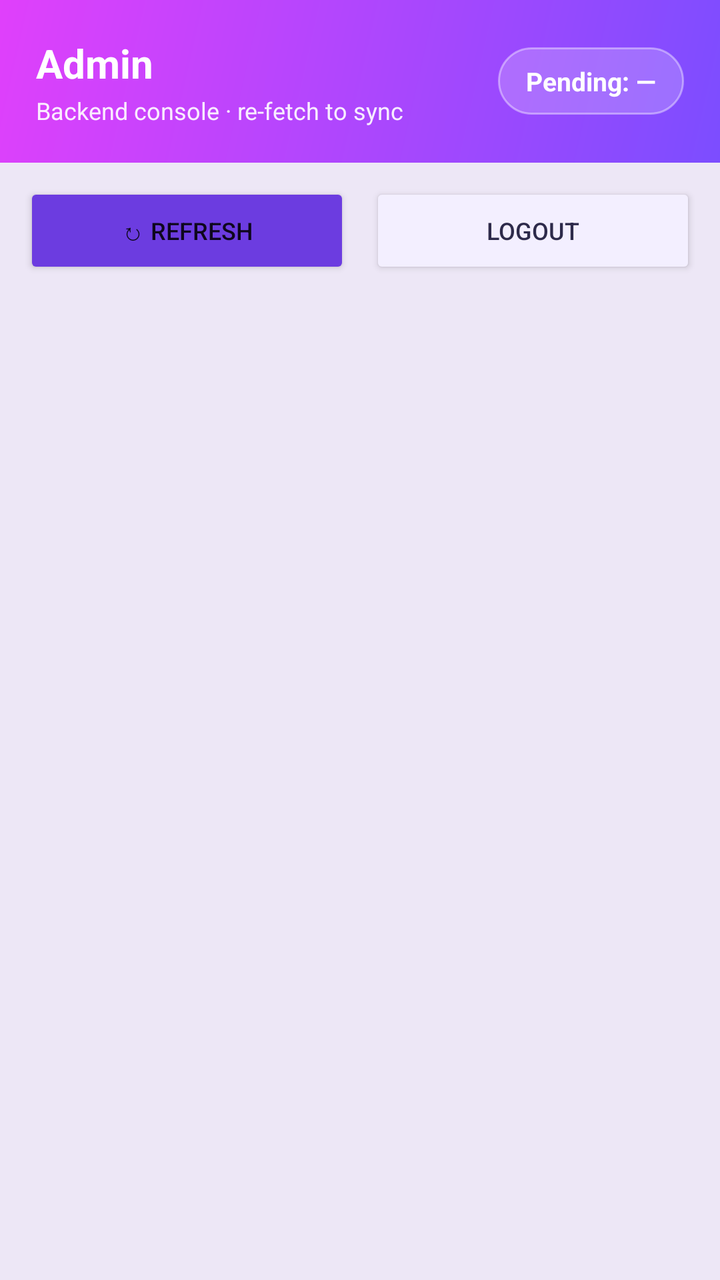
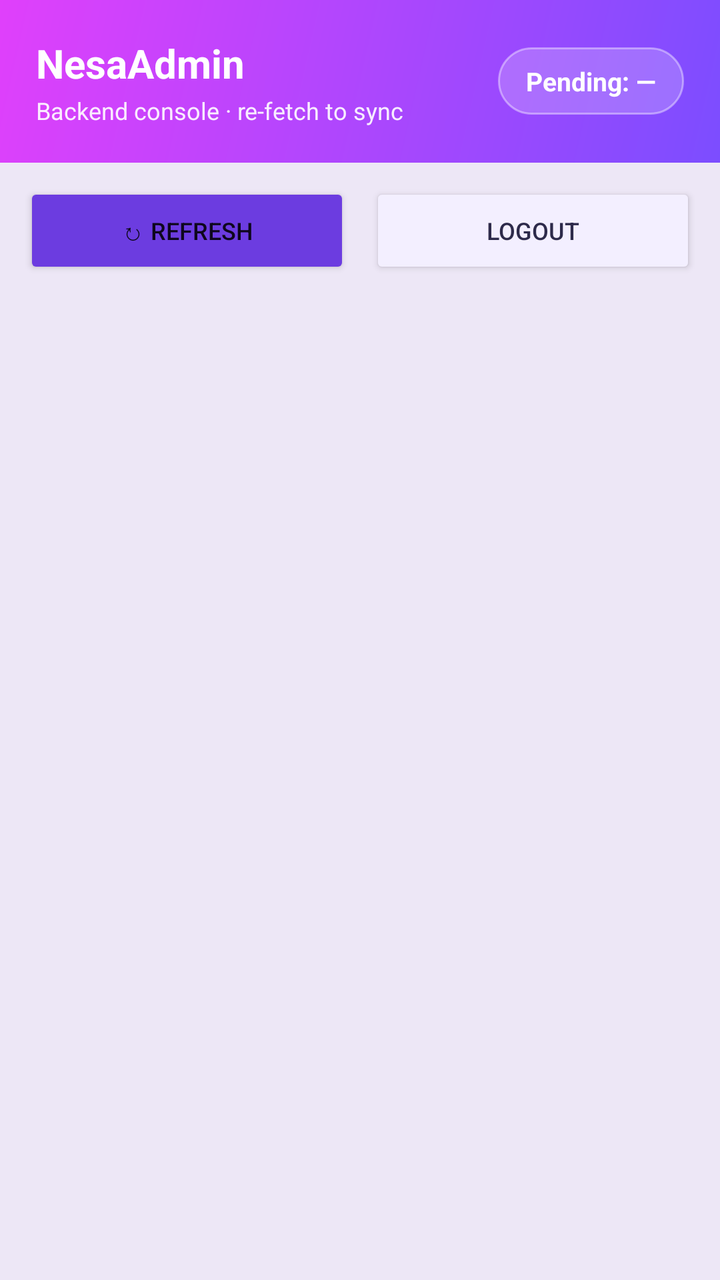

Compare the two renders of this Android layout. The source of the first and the diff that turns it into the second are given below.
<!-- AndroidManifest.xml: application theme Theme.OTPFetch -->
<!-- res/layout/activity_admin_main.xml -->
<?xml version="1.0" encoding="utf-8"?>
<LinearLayout xmlns:android="http://schemas.android.com/apk/res/android"
    android:layout_width="match_parent"
    android:layout_height="match_parent"
    android:background="@color/screen_bg"
    android:orientation="vertical">

    
    <LinearLayout
        android:layout_width="match_parent"
        android:layout_height="wrap_content"
        android:background="@drawable/bg_header_gradient"
        android:gravity="center_vertical"
        android:orientation="horizontal"
        android:padding="18dp">

        <LinearLayout
            android:layout_width="0dp"
            android:layout_height="wrap_content"
            android:layout_weight="1"
            android:orientation="vertical">

            <TextView
                android:id="@+id/headerView"
                android:layout_width="wrap_content"
                android:layout_height="wrap_content"
                android:text="Admin"
                android:textColor="#FFFFFF"
                android:textSize="20sp"
                android:textStyle="bold" />

            <TextView
                android:layout_width="wrap_content"
                android:layout_height="wrap_content"
                android:layout_marginTop="2dp"
                android:text="Backend console · re-fetch to sync"
                android:textColor="#E6FFFFFF"
                android:textSize="12sp" />
        </LinearLayout>

        <TextView
            android:id="@+id/pendingBadge"
            android:layout_width="wrap_content"
            android:layout_height="wrap_content"
            android:background="@drawable/bg_pill_glass"
            android:paddingLeft="14dp"
            android:paddingRight="14dp"
            android:paddingTop="8dp"
            android:paddingBottom="8dp"
            android:text="Pending: —"
            android:textColor="#FFFFFF"
            android:textSize="13sp"
            android:textStyle="bold" />
    </LinearLayout>

    
    <LinearLayout
        android:layout_width="match_parent"
        android:layout_height="wrap_content"
        android:gravity="center_vertical"
        android:orientation="horizontal"
        android:paddingLeft="12dp"
        android:paddingRight="12dp"
        android:paddingTop="10dp"
        android:paddingBottom="2dp">

        <Button
            android:id="@+id/refreshBtn"
            android:layout_width="0dp"
            android:layout_height="wrap_content"
            android:layout_weight="1"
            android:backgroundTint="@color/accent_blue"
            android:text="↻ Refresh"
            android:textSize="12sp" />

        <Space
            android:layout_width="10dp"
            android:layout_height="wrap_content" />

        <Button
            android:id="@+id/logoutBtn"
            android:layout_width="0dp"
            android:layout_height="wrap_content"
            android:layout_weight="1"
            android:backgroundTint="@color/info_bg"
            android:text="Logout"
            android:textColor="@color/title_text"
            android:textSize="12sp" />
    </LinearLayout>

    
    <HorizontalScrollView
        android:layout_width="match_parent"
        android:layout_height="wrap_content"
        android:clipToPadding="false"
        android:paddingTop="8dp"
        android:paddingBottom="8dp"
        android:scrollbars="none">

        <LinearLayout
            android:id="@+id/navRow"
            android:layout_width="wrap_content"
            android:layout_height="wrap_content"
            android:orientation="horizontal"
            android:paddingLeft="12dp"
            android:paddingRight="12dp" />
    </HorizontalScrollView>

    
    <ScrollView
        android:layout_width="match_parent"
        android:layout_height="match_parent"
        android:clipToPadding="false">

        <LinearLayout
            android:id="@+id/content"
            android:layout_width="match_parent"
            android:layout_height="wrap_content"
            android:orientation="vertical"
            android:padding="12dp"
            android:paddingBottom="28dp" />
    </ScrollView>
</LinearLayout>
<!-- resources referenced by this layout -->
<resources>
  <color name="accent_blue">#6C3CE0</color>
  <color name="info_bg">#F3EFFF</color>
  <color name="screen_bg">#EDE7F6</color>
  <color name="title_text">#2D2A4A</color>
  <!-- drawable bg_header_gradient (drawable) -->
  <?xml version="1.0" encoding="utf-8"?>
  <shape xmlns:android="http://schemas.android.com/apk/res/android"
      android:shape="rectangle">
      <gradient
          android:startColor="@color/header_start"
          android:endColor="@color/header_end"
          android:angle="135" />
  </shape>
  <!-- drawable bg_pill_glass (drawable) -->
  <?xml version="1.0" encoding="utf-8"?>
  <shape xmlns:android="http://schemas.android.com/apk/res/android"
      android:shape="rectangle">
      <solid android:color="#33FFFFFF" />
      <corners android:radius="50dp" />
      <stroke android:width="1dp" android:color="#66FFFFFF" />
  </shape>
  <style name="Theme.OTPFetch" parent="Theme.MaterialComponents.DayNight.NoActionBar">
          <item name="colorPrimary">@color/accent_blue</item>
          <item name="colorPrimaryDark">@color/header_start</item>
          <item name="colorAccent">@color/accent_pink</item>
          <item name="android:statusBarColor">@color/header_start</item>
          <item name="android:windowBackground">@color/screen_bg</item>
      </style>
  <color name="header_start">#7C4DFF</color>
  <color name="header_end">#E040FB</color>
  <color name="accent_pink">#E040FB</color>
</resources>

<!-- the commit's change to res/layout/activity_admin_main.xml (unified diff, before → after) -->
@@ -24,7 +24,7 @@
                 android:id="@+id/headerView"
                 android:layout_width="wrap_content"
                 android:layout_height="wrap_content"
-                android:text="Admin"
+                android:text="NesaAdmin"
                 android:textColor="#FFFFFF"
                 android:textSize="20sp"
                 android:textStyle="bold" />
